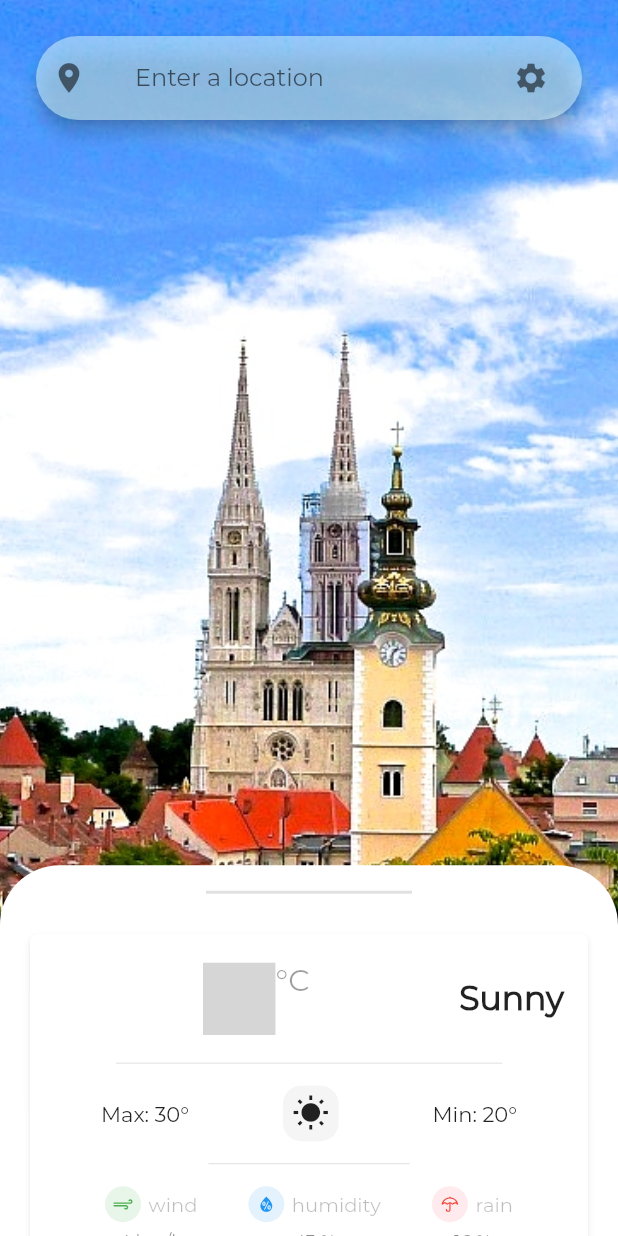
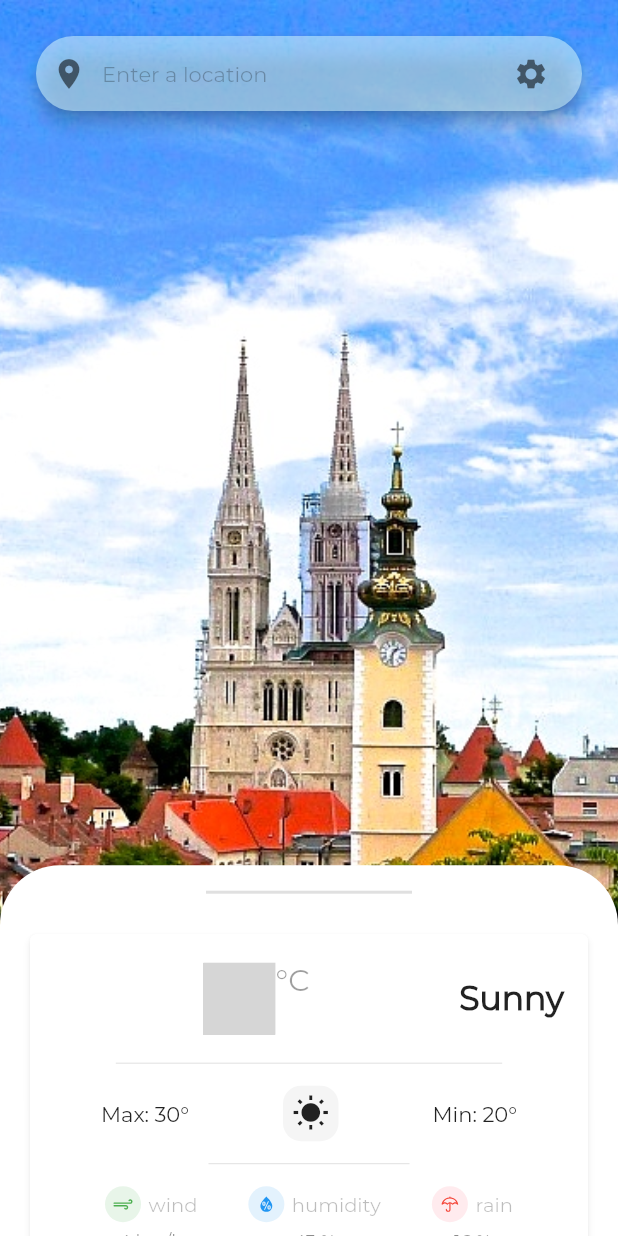
Before and after one commit to FilipLjubic/weather_app, a Flutter app: the screen it shows after launch, after a tap on the "settings" icon, on a phone screen of 412 x 824 dp. Run offline on Flutter 3.47's test engine with Material 2 defaults, Android fonts, the phone set to English and light mode, and no system bars; our stand-ins replace weather_icons; missing offline and left inert: date_time_format, number_slide_animation; grey boxes are pictures that could not be loaded.

Commit message:
changed search bar and added navigation to new screen

```diff
--- a/lib/screens/home.dart
+++ b/lib/screens/home.dart
@@ -9,13 +9,14 @@ import 'package:weather_icons/weather_icons.dart';
 ///       - add animations - staggered animations na horizontalni list view
 ///                        - animations package - za searchbar Container transform
 ///                                             - fadethrough za refresh
+///                        - progress HUD za kada refresha/searcha
 ///
 ///       - posto sam poceo strugglat sa designom idem odrediti sta ce zapravo aplikacija imati
 /// imati ce:
 ///           - hourly forecast 24 sata - kartice s vremenom, ikonicom i stupnjevima, on select bude obojano okolo
 ///           - forecast sljedeceg tjedna na drugom screenu - min/max, ikonica i main
 ///           - refresh kad scrollas gore
-///           - search sa suggestionima za autocomplete
+///           - search sa suggestionima za autocomplete - typeahead
 ///           - speech to text mic opcija
 ///           - settings :- celsius / fahrenheit
 ///                       - forecast update period
@@ -28,7 +29,6 @@ class Home extends StatelessWidget {
   Widget build(BuildContext context) {
     return SafeArea(
       child: Scaffold(
-        extendBodyBehindAppBar: true,
         resizeToAvoidBottomInset: false,
         body: Stack(
           children: [
--- a/lib/utils/constants.dart
+++ b/lib/utils/constants.dart
@@ -87,20 +87,27 @@ class UpperCardRow extends StatefulWidget {
 
 class _UpperCardRowState extends State<UpperCardRow> {
   DateTime currentTime;
+  Timer _timer;
 
   @override
   void initState() {
     super.initState();
     currentTime = DateTime.now();
+    _timer = Timer.periodic(Duration(seconds: 1), (_) {
+      setState(() {
+        currentTime = DateTime.now();
+      });
+    });
+  }
+
+  @override
+  void dispose() {
+    _timer.cancel();
+    super.dispose();
   }
 
   @override
   Widget build(BuildContext context) {
-    Timer.periodic(Duration(seconds: 1), (_) {
-      setState(() {
-        currentTime = DateTime.now();
-      });
-    });
     return Row(
       mainAxisAlignment: MainAxisAlignment.spaceBetween,
       children: [
--- a/lib/widgets/floating_search_bar.dart
+++ b/lib/widgets/floating_search_bar.dart
@@ -1,46 +1,54 @@
 import 'package:flutter/material.dart';
+import 'package:weather_app/screens/search.dart';
 
 class FloatingSearchBar extends StatelessWidget {
   @override
   Widget build(BuildContext context) {
-    return Align(
+    return Container(
+      margin: const EdgeInsets.fromLTRB(20.0, 20.0, 20.0, 0.0),
       alignment: Alignment.topCenter,
-      child: Container(
-        margin: const EdgeInsets.fromLTRB(20.0, 20.0, 20.0, 0.0),
       child: Card(
         elevation: 5.0,
         shape: RoundedRectangleBorder(
           borderRadius: BorderRadius.circular(30.0),
         ),
         color: const Color(0x99D2F6FF).withOpacity(0.55),
-          child: ListTile(
-            contentPadding: const EdgeInsets.symmetric(horizontal: 10.0),
-            leading: const Icon(
+        child: GestureDetector(
+          onTap: () => Navigator.push(
+            context,
+            MaterialPageRoute(
+              builder: (_) => SearchScreen(),
+            ),
+          ),
+          behavior: HitTestBehavior.opaque,
+          child: Container(
+            height: 50.0,
+            margin: const EdgeInsets.symmetric(horizontal: 10.0),
+            child: Row(
+              mainAxisAlignment: MainAxisAlignment.spaceBetween,
+              children: [
+                Row(
+                  children: [
+                    const Icon(
                       Icons.location_on,
                       color: Colors.black54,
                     ),
-            title: TextField(
-              keyboardType: TextInputType.text,
-              textInputAction: TextInputAction.go,
+                    const SizedBox(
+                      width: 10.0,
+                    ),
+                    Text("Enter a location",
                         style: TextStyle(
-                fontFamily: "Montserrat",
+                            fontFamily: "Montserrat", color: Colors.black26)),
+                  ],
                 ),
-              decoration: InputDecoration(
-                border: InputBorder.none,
-                // set to current location
-                hintText: "Enter a location",
-                hintStyle: TextStyle(
-                  fontFamily: "Montserrat",
-                ),
-              ),
-            ),
-            // make it shine while its being held
-            trailing: IconButton(
+                IconButton(
                   icon: const Icon(
                     Icons.settings,
                     color: Colors.black54,
                   ),
                   onPressed: () => print("settings"),
+                ),
+              ],
             ),
           ),
         ),
```
Also changed, not shown: lib/screens/search.dart (added, +17 -0 lines), lib/widgets/search_bar.dart (added, +49 -0 lines). Lines whose indentation alone changed are shown as unchanged.
